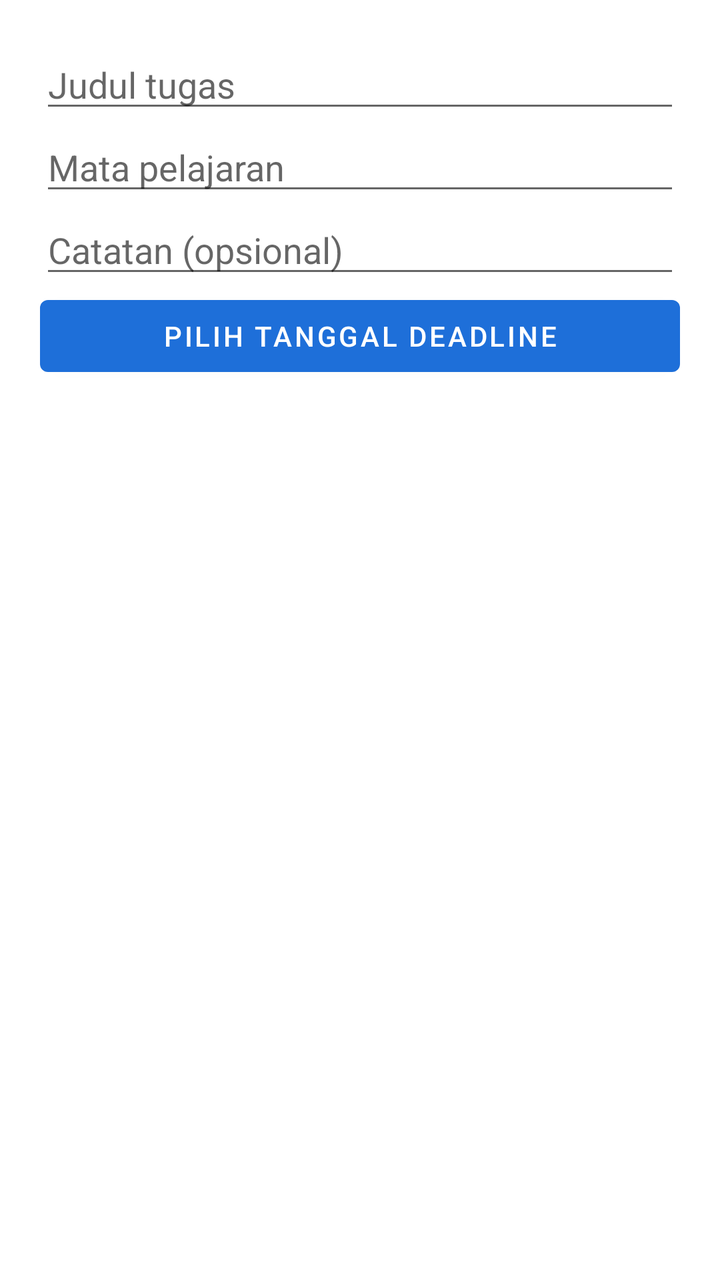
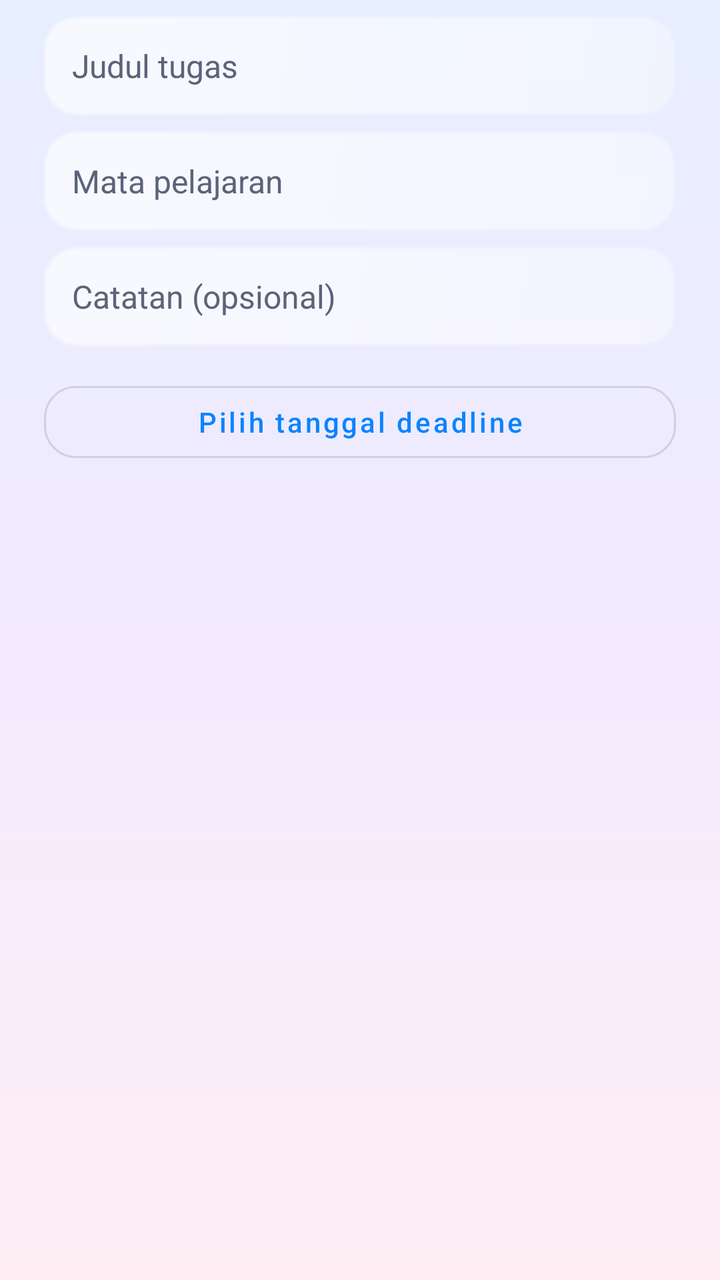

Before-and-after screenshots of an Android layout around one commit, followed by the original layout XML and the change that was made.
<!-- AndroidManifest.xml: application theme Theme.Catatan -->
<!-- res/layout/dialog_task.xml -->
<?xml version="1.0" encoding="utf-8"?>
<LinearLayout xmlns:android="http://schemas.android.com/apk/res/android"
    android:layout_width="match_parent"
    android:layout_height="wrap_content"
    android:orientation="vertical"
    android:padding="20dp">

    <EditText android:id="@+id/etTitle" android:layout_width="match_parent" android:layout_height="wrap_content"
        android:hint="Judul tugas" android:inputType="textCapSentences" />
    <EditText android:id="@+id/etSubject" android:layout_width="match_parent" android:layout_height="wrap_content"
        android:hint="Mata pelajaran" android:inputType="textCapWords" />
    <EditText android:id="@+id/etNotes" android:layout_width="match_parent" android:layout_height="wrap_content"
        android:hint="Catatan (opsional)" android:inputType="textMultiLine|textCapSentences" />
    <Button android:id="@+id/btnDate" android:layout_width="match_parent" android:layout_height="wrap_content"
        android:text="Pilih tanggal deadline" />
</LinearLayout>
<!-- resources referenced by this layout -->
<resources>
  <style name="Theme.Catatan" parent="Theme.MaterialComponents.DayNight.DarkActionBar">
          <item name="colorPrimary">#1E6FD9</item>
          <item name="colorPrimaryVariant">#1457AD</item>
          <item name="colorSecondary">#1E6FD9</item>
          <item name="colorOnPrimary">#FFFFFF</item>
      </style>
</resources>

<!-- the commit's change to res/layout/dialog_task.xml (unified diff, before → after) -->
@@ -1,16 +1,22 @@
 <?xml version="1.0" encoding="utf-8"?>
 <LinearLayout xmlns:android="http://schemas.android.com/apk/res/android"
+    xmlns:app="http://schemas.android.com/apk/res-auto"
     android:layout_width="match_parent"
     android:layout_height="wrap_content"
     android:orientation="vertical"
-    android:padding="20dp">
+    android:paddingStart="22dp"
+    android:paddingTop="8dp"
+    android:paddingEnd="22dp"
+    android:paddingBottom="4dp">
 
-    <EditText android:id="@+id/etTitle" android:layout_width="match_parent" android:layout_height="wrap_content"
+    <EditText android:id="@+id/etTitle" style="@style/App.Input"
         android:hint="Judul tugas" android:inputType="textCapSentences" />
-    <EditText android:id="@+id/etSubject" android:layout_width="match_parent" android:layout_height="wrap_content"
+    <EditText android:id="@+id/etSubject" style="@style/App.Input"
         android:hint="Mata pelajaran" android:inputType="textCapWords" />
-    <EditText android:id="@+id/etNotes" android:layout_width="match_parent" android:layout_height="wrap_content"
+    <EditText android:id="@+id/etNotes" style="@style/App.Input"
         android:hint="Catatan (opsional)" android:inputType="textMultiLine|textCapSentences" />
-    <Button android:id="@+id/btnDate" android:layout_width="match_parent" android:layout_height="wrap_content"
-        android:text="Pilih tanggal deadline" />
+    <Button android:id="@+id/btnDate" style="@style/Widget.MaterialComponents.Button.OutlinedButton"
+        android:layout_width="match_parent" android:layout_height="wrap_content"
+        android:layout_marginTop="6dp" android:text="Pilih tanggal deadline"
+        android:textAllCaps="false" app:cornerRadius="16dp" />
 </LinearLayout>
<!-- resource entries referenced after the edit -->
@@ -1,10 +1,96 @@
 <!-- resources referenced by this layout -->
 <resources>
-  <style name="Theme.Catatan" parent="Theme.MaterialComponents.DayNight.DarkActionBar">
-          <item name="colorPrimary">#1E6FD9</item>
-          <item name="colorPrimaryVariant">#1457AD</item>
-          <item name="colorSecondary">#1E6FD9</item>
+  <style name="App.Input">
+          <item name="android:layout_width">match_parent</item>
+          <item name="android:layout_height">wrap_content</item>
+          <item name="android:layout_marginBottom">8dp</item>
+          <item name="android:background">@drawable/bg_input</item>
+          <item name="android:padding">14dp</item>
+          <item name="android:textColor">@color/ink</item>
+          <item name="android:textColorHint">@color/ink_sub</item>
+          <item name="android:textSize">16sp</item>
+      </style>
+  <style name="Theme.Catatan" parent="Theme.MaterialComponents.DayNight.NoActionBar">
+          <item name="colorPrimary">@color/accent</item>
+          <item name="colorPrimaryVariant">#0060D0</item>
+          <item name="colorSecondary">@color/accent2</item>
           <item name="colorOnPrimary">#FFFFFF</item>
+          <item name="android:windowBackground">@drawable/bg_app</item>
+          <item name="android:statusBarColor">@color/bg_top</item>
+          <item name="android:windowLightStatusBar">@bool/light_bars</item>
+          <item name="android:textColorPrimary">@color/ink</item>
+          <item name="android:textColorSecondary">@color/ink_sub</item>
+          <item name="alertDialogTheme">@style/App.Alert</item>
+          <item name="android:windowAnimationStyle">@style/App.WindowAnim</item>
       </style>
+  <!-- drawable bg_input (drawable) -->
+  <?xml version="1.0" encoding="utf-8"?>
+  <layer-list xmlns:android="http://schemas.android.com/apk/res/android">
+      <item>
+          <shape android:shape="rectangle">
+              <corners android:radius="16dp" />
+              <gradient android:angle="315" android:endColor="#26FFFFFF" android:startColor="#59FFFFFF" />
+          </shape>
+      </item>
+      <item android:bottom="1dp" android:left="1dp" android:right="1dp" android:top="1dp">
+          <shape android:shape="rectangle">
+              <corners android:radius="16dp" />
+              <gradient android:angle="315" android:endColor="#4DFFFFFF" android:startColor="#80FFFFFF" />
+          </shape>
+      </item>
+  </layer-list>
+  <color name="ink">#14182B</color>
+  <color name="ink_sub">#5B6379</color>
+  <color name="accent">#0A84FF</color>
+  <color name="accent2">#5E5CE6</color>
+  <!-- drawable bg_app (drawable) -->
+  <?xml version="1.0" encoding="utf-8"?>
+  <layer-list xmlns:android="http://schemas.android.com/apk/res/android">
+      <item>
+          <shape android:shape="rectangle">
+              <gradient android:angle="270" android:centerColor="@color/bg_mid" android:endColor="@color/bg_bottom" android:startColor="@color/bg_top" />
+          </shape>
+      </item>
+  </layer-list>
+  <color name="bg_top">#E6EEFF</color>
+  <style name="App.Alert" parent="ThemeOverlay.MaterialComponents.Dialog.Alert">
+          <item name="android:windowBackground">@drawable/bg_dialog</item>
+          <item name="android:windowAnimationStyle">@style/App.DialogAnim</item>
+          <item name="android:textColorPrimary">@color/ink</item>
+          <item name="android:textColorSecondary">@color/ink_sub</item>
+          <item name="colorPrimary">@color/accent</item>
+          <item name="buttonBarPositiveButtonStyle">@style/Widget.MaterialComponents.Button.TextButton.Dialog</item>
+      </style>
+  <style name="App.WindowAnim" parent="@android:style/Animation.Activity">
+          <item name="android:activityOpenEnterAnimation">@anim/fade_in</item>
+          <item name="android:activityOpenExitAnimation">@anim/fade_out</item>
+      </style>
+  <color name="bg_mid">#F3EAFF</color>
+  <color name="bg_bottom">#FFEEF4</color>
+  <!-- drawable bg_dialog (drawable) -->
+  <?xml version="1.0" encoding="utf-8"?>
+  <inset xmlns:android="http://schemas.android.com/apk/res/android"
+      android:drawable="@drawable/bg_dialog_inner"
+      android:insetBottom="12dp" android:insetLeft="12dp" android:insetRight="12dp" android:insetTop="12dp" />
+  <style name="App.DialogAnim" parent="@android:style/Animation.Dialog">
+          <item name="android:windowEnterAnimation">@anim/dialog_in</item>
+          <item name="android:windowExitAnimation">@anim/dialog_out</item>
+      </style>
+  <!-- drawable bg_dialog_inner (drawable) -->
+  <?xml version="1.0" encoding="utf-8"?>
+  <layer-list xmlns:android="http://schemas.android.com/apk/res/android">
+      <item>
+          <shape android:shape="rectangle">
+              <corners android:radius="28dp" />
+              <gradient android:angle="315" android:endColor="#40FFFFFF" android:startColor="#CCFFFFFF" />
+          </shape>
+      </item>
+      <item android:bottom="1dp" android:left="1dp" android:right="1dp" android:top="1dp">
+          <shape android:shape="rectangle">
+              <corners android:radius="28dp" />
+              <gradient android:angle="315" android:endColor="#F2F3F0FF" android:startColor="#F7FFFFFF" />
+          </shape>
+      </item>
+  </layer-list>
 </resources>
 
